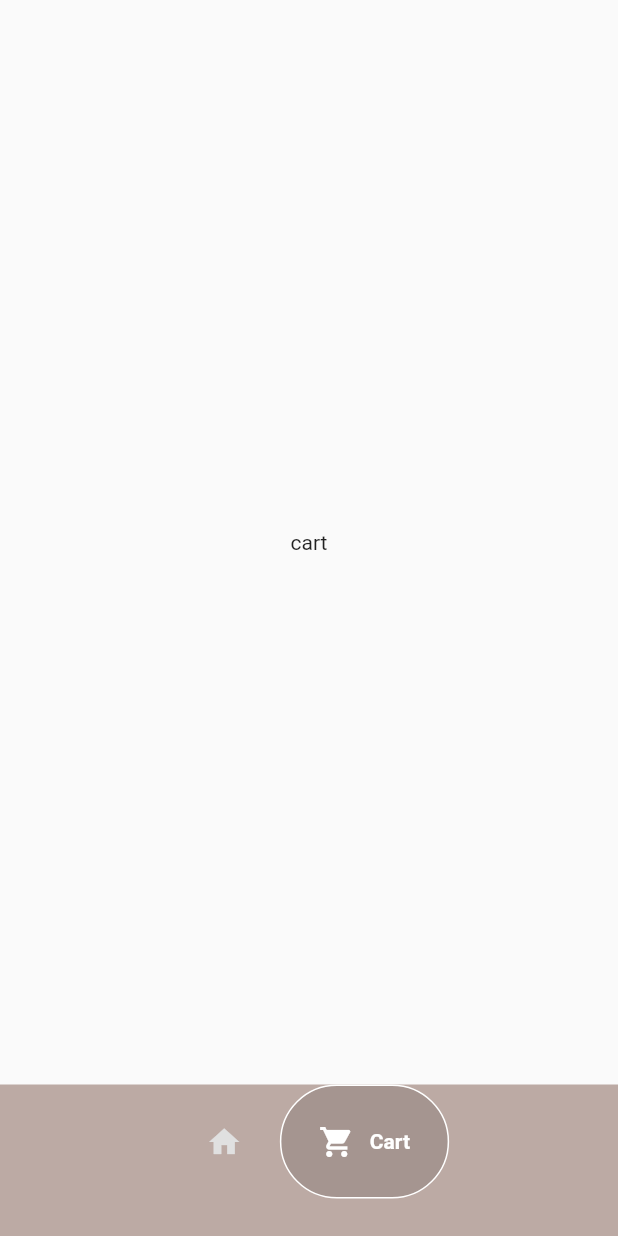
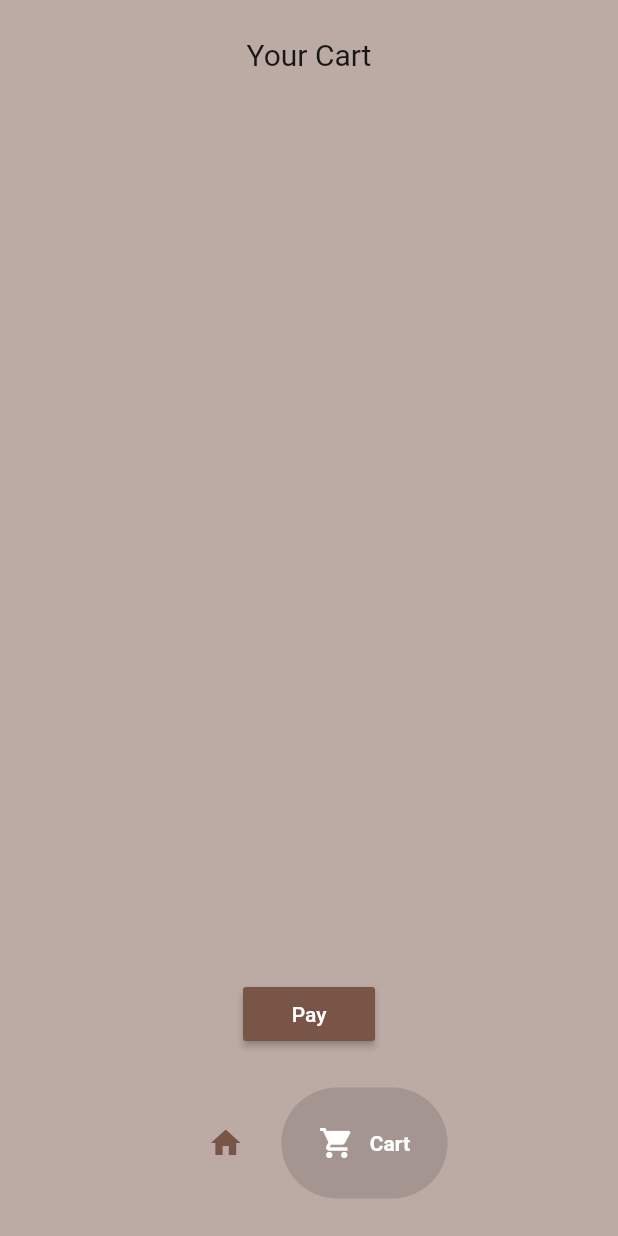
Before and after one commit to shahzeb2002/coffee_shop_ui, a Flutter app: the screen it shows after launch, item 2 of the bottom bar chosen, on a phone screen of 412 x 824 dp. Run offline on Flutter 3.47's test engine with Material 3 defaults, Android fonts, the phone set to English and light mode, and no system bars; drawn by our look-alikes of google_nav_bar.

Commit message:
main functionalities

```diff
--- a/lib/components/bottom_nav_bar.dart
+++ b/lib/components/bottom_nav_bar.dart
@@ -18,10 +18,10 @@ class MyBottomBar extends StatelessWidget {
           tabBackgroundColor: Colors.black12,
           activeColor: Colors.white,
           color: Colors.grey.shade300,
-          tabActiveBorder: Border.all(color: Colors.white),
+          // tabActiveBorder: Border.all(color: Colors.white),
           tabs: [
-        GButton(icon: Icons.home,text: 'Shop',),
-        GButton(icon: Icons.shopping_cart,text: 'Cart',)
+        GButton(icon: Icons.home,text: 'Shop',iconColor: Colors.brown,),
+        GButton(icon: Icons.shopping_cart,text: 'Cart',iconColor: Colors.brown,)
       ]),
     );
   }
--- a/lib/main.dart
+++ b/lib/main.dart
@@ -17,7 +17,15 @@ class MyApp extends StatelessWidget {
     builder: (context, child) => MaterialApp(
       debugShowCheckedModeBanner: false,
 
-      theme: ThemeData(primarySwatch: Colors.brown,useMaterial3: false),
+      theme: ThemeData(
+        appBarTheme: AppBarThemeData(
+          titleTextStyle: TextStyle(wordSpacing: 4,letterSpacing: 5),
+          backgroundColor: Colors.brown.shade600,
+          elevation: 0,
+          centerTitle: true,
+        ),
+          primarySwatch: Colors.brown,useMaterial3: false,
+      ),
       home: const Homepage(),
     ),
     );
--- a/lib/models/shop.dart
+++ b/lib/models/shop.dart
@@ -8,8 +8,21 @@ class BubbleTeaShop extends ChangeNotifier{
   final List<Drink> _shop=[
     Drink(
         name: 'Milk Tea',
-        price: '32',
-        imagePath: 'lib/images/milktea.png')
+        price: '300 PKR',
+        imagePath: 'lib/images/milktea.jpg'),
+    Drink(
+        name: 'Cappuccino',
+        price: '500 PKR',
+        imagePath: 'lib/images/cap.png'),
+    Drink(
+        name: 'Latte',
+        price: '400 PKR',
+        imagePath: 'lib/images/latte.png'),
+    Drink(
+        name: 'Horchata',
+        price: '400 PKR',
+        imagePath: 'lib/images/horchata.jpg'),
+
   ];
 
   //list of drink in cart
--- a/lib/pages/OrderPage.dart
+++ b/lib/pages/OrderPage.dart
@@ -116,8 +116,9 @@ class _OrderpageState extends State<Orderpage> {
         //add  to cart
         MaterialButton(
           color: Colors.brown,
-            child: Text('Add to Cart',style: TextStyle(color: Colors.white),),
-            onPressed:addToCart
+            onPressed:addToCart,
+          child: Text('Add to Cart',style: TextStyle(color: Colors.white),),
+
         )
       ],
       ),
--- a/lib/pages/cart_page.dart
+++ b/lib/pages/cart_page.dart
@@ -1,4 +1,9 @@
+import 'package:coffee/components/drinkTile.dart';
+import 'package:coffee/models/shop.dart';
 import 'package:flutter/material.dart';
+import 'package:provider/provider.dart';
+
+import '../models/drink.dart';
 
 class CartPage extends StatefulWidget {
   const CartPage({super.key});
@@ -8,10 +13,53 @@ class CartPage extends StatefulWidget {
 }
 
 class _CartPageState extends State<CartPage> {
+
+  void removeFromCart(Drink drink){
+    Provider.of<BubbleTeaShop>(context,listen: false).removeFromCart(drink);
+  }
+
+
   @override
   Widget build(BuildContext context) {
-    return Scaffold(
-      body: Center(child: Text('cart')),
+    return Consumer<BubbleTeaShop>(builder: (context, value, child) => SafeArea(
+      child: Scaffold(
+        backgroundColor: Colors.brown.shade200,
+          body: Padding(
+            padding: const EdgeInsets.all(25.0),
+            child: Column(
+              children: [
+                //heading
+                Text('Your Cart',style: TextStyle(fontSize: 20),),
+                SizedBox(height: 10,),
+
+
+                //list of cart items
+                Expanded(child: ListView.builder(
+                  itemCount: value.cart.length,
+                    itemBuilder: (context, index) {
+                      //get indivital
+                      Drink drink=value.cart[index];
+                      return DrinkTile(
+                          drink: drink,
+                          onTap: () => removeFromCart(drink),
+                          trailing: Icon(Icons.delete));
+                }
+                )
+                ),
+                //pay butoon
+
+                MaterialButton(
+                  onPressed: (){},
+                  child: Text('Pay',style: TextStyle(color: Colors.white),),
+                  color: Colors.brown,
+                )
+
+
+              ],
+            ),
+          )
+      ),
+    ),
     );
   }
 }
```
Also changed, not shown: lib/components/drinkTile.dart (+10 -3 lines), lib/pages/ShopPage.dart (+7 -1 lines), lib/images/cap.png (added), lib/images/horchata.jpg (added), lib/images/latte.png (added), lib/images/milktea.jpg (added), lib/images/milktea.png (deleted).
